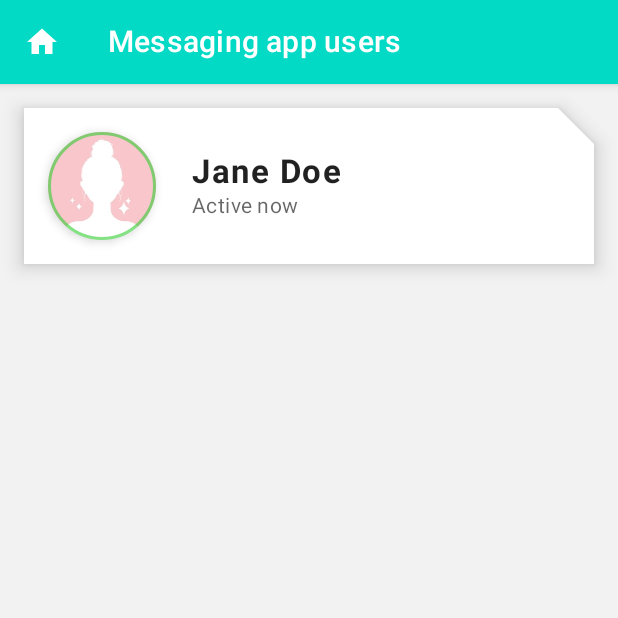
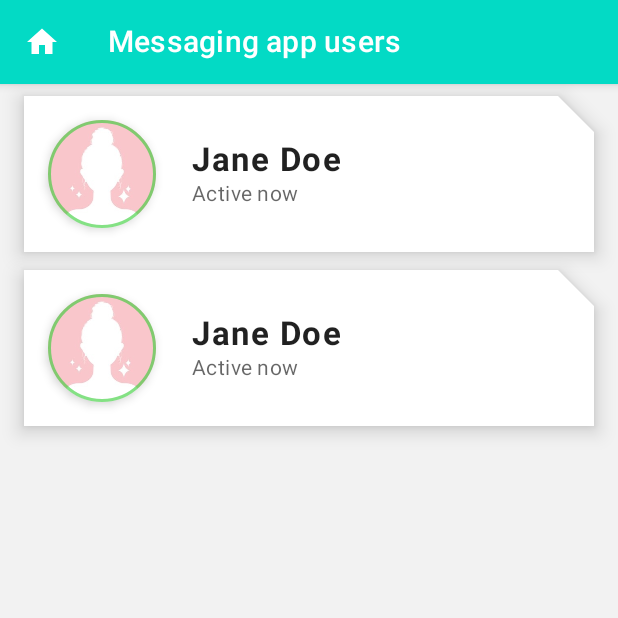
Before and after one commit to ancutamaria/JetpackCompose, an Android app built with Jetpack Compose: the screen it shows after launch (MainActivity), on a phone screen of 412 x 824 dp, the top half of it. Run offline under Robolectric (Android 15) with nearby library versions, the phone set to English and light mode, and no system bars.

Commit message:
ProfileCard -> Add another user to the layout

```diff
--- a/ProfileCard/app/src/main/java/com/am/profilecard/MainActivity.kt
+++ b/ProfileCard/app/src/main/java/com/am/profilecard/MainActivity.kt
@@ -41,7 +41,10 @@ fun MainScreen() {
         Surface(
             modifier = Modifier.fillMaxSize()
         ) {
-            ProfileCard()
+            Column {
+                ProfileCard()
+                ProfileCard()
+            }
         }
 
     }
@@ -63,7 +66,12 @@ fun AppBar() {
 fun ProfileCard() {
     Card(
         modifier = Modifier
-            .padding(16.dp)
+            .padding(
+                top = 8.dp,
+                bottom = 4.dp,
+                start = 16.dp,
+                end = 16.dp
+            )
             .fillMaxWidth()
             .wrapContentHeight(
                 align = Alignment.Top
```
